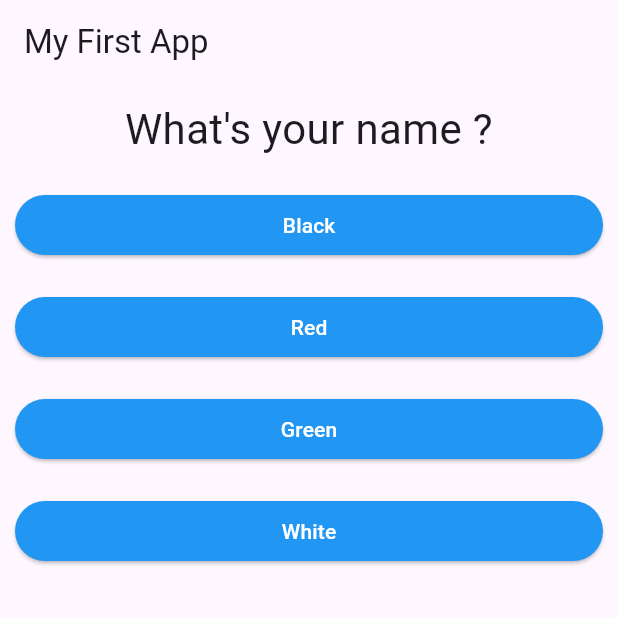
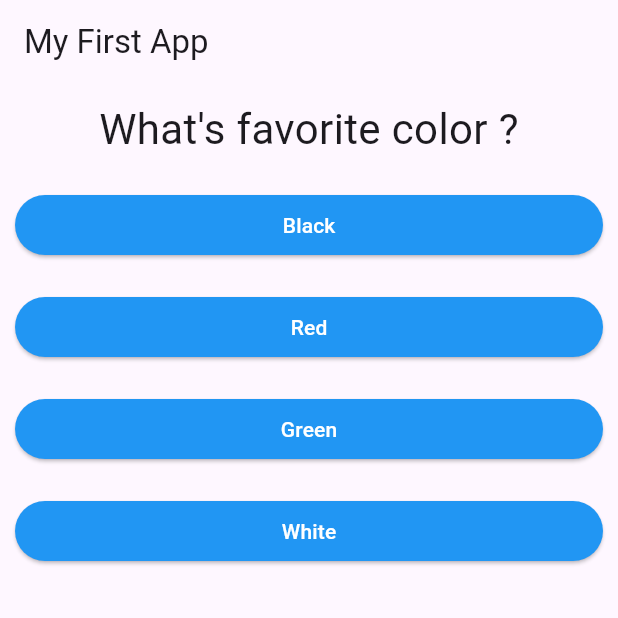
Before and after one commit to Birkity/flutter-complete-guide, a Flutter app: the screen it shows after launch, on a phone screen of 412 x 824 dp, the top half of it. Run offline on Flutter 3.47's test engine with Material 3 defaults, Android fonts, the phone set to English and light mode, and no system bars.

Commit message:
Refactor: Move question data to a class variable and add conditional rendering for the last question

```diff
--- a/lib/main.dart
+++ b/lib/main.dart
@@ -10,21 +10,9 @@ class MyApp extends StatefulWidget {
 }
 
 class _MyAppState extends State<MyApp> {
-  var _questionIndex = 0;
-
-  void _answerQuestions() {
-    setState(() {
-      _questionIndex = _questionIndex + 1;
-    });
-
-    print(_questionIndex);
-  }
-
-  @override
-  Widget build(BuildContext context) {
-    var _questions = [
+  final _questions = const [
     {
-        'questionText': 'What\'s your name ?',
+      'questionText': 'What\'s favorite color ?',
       'answers': ['Black', 'Red', 'Green', 'White'],
     },
     {
@@ -36,12 +24,26 @@ class _MyAppState extends State<MyApp> {
       'answers': ['Mr. Smith', 'Mr. Johnson', 'Mr. Brown', 'Ms. Spencer'],
     },
   ];
+  var _questionIndex = 0;
+
+  void _answerQuestions() {
+    setState(() {
+      _questionIndex = _questionIndex + 1;
+    });
+
+    print(_questionIndex);
+    if (_questionIndex < _questions.length) {}
+  }
+
+  @override
+  Widget build(BuildContext context) {
     return MaterialApp(
       home: Scaffold(
           appBar: AppBar(
             title: Text('My First App'),
           ),
-        body: Column(
+          body: _questionIndex < _questions.length
+              ? Column(
                   children: [
                     Question(
                       _questions[_questionIndex]['questionText'] as String,
@@ -51,8 +53,10 @@ class _MyAppState extends State<MyApp> {
                       return Answer(_answerQuestions, answer);
                     }).toList()
                   ],
-        ),
-      ),
+                )
+              : Center(
+                  child: Text('You did it !'),
+                )),
     );
   }
 }
```
Lines whose indentation alone changed are shown as unchanged.
